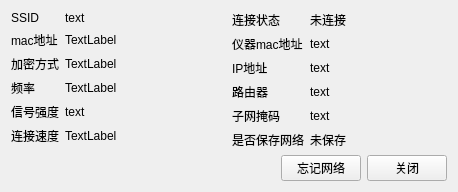
Above: Gui/Options/apinfo.ui from rpdhunter/swbox before the change. Below: the same form after it.
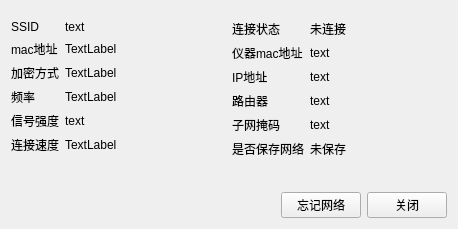
That is the form after the change.

Patch:
```diff
--- a/Gui/Options/apinfo.ui
+++ b/Gui/Options/apinfo.ui
@@ -7,13 +7,16 @@
     <x>0</x>
     <y>0</y>
     <width>458</width>
-    <height>192</height>
+    <height>229</height>
    </rect>
   </property>
   <property name="windowTitle">
    <string>Dialog</string>
   </property>
   <layout class="QVBoxLayout" name="verticalLayout">
+   <property name="topMargin">
+    <number>20</number>
+   </property>
    <item>
     <layout class="QHBoxLayout" name="horizontalLayout_2">
      <item>
```
